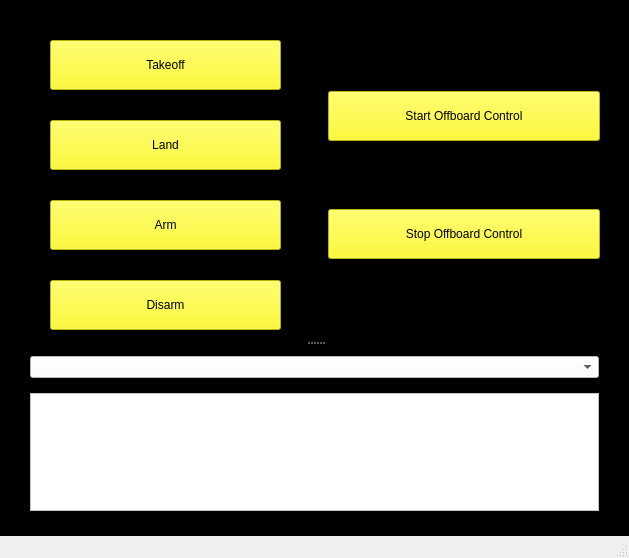
Before: the Qt Designer form mainwindow.ui in sarath-menon/mavsdk_interface, drawn with Qt 5.
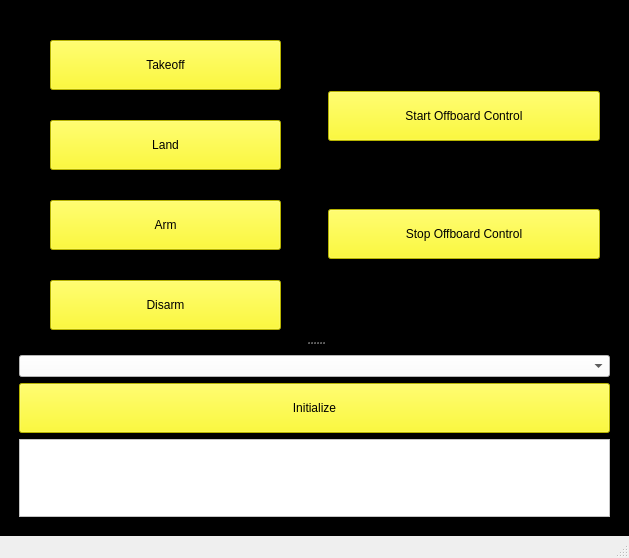
After: the same form once the commit is applied.

Commit message: infitialize works, but nened to fix error handling

What changed in the file:
```diff
--- a/mainwindow.ui
+++ b/mainwindow.ui
@@ -174,7 +174,7 @@
         </item>
        </layout>
       </widget>
-      <widget class="QFrame" name="console_frame">
+      <widget class="QFrame" name="frame">
        <property name="frameShape">
         <enum>QFrame::StyledPanel</enum>
        </property>
@@ -182,21 +182,6 @@
         <enum>QFrame::Raised</enum>
        </property>
        <layout class="QVBoxLayout" name="verticalLayout">
-        <property name="spacing">
-         <number>15</number>
-        </property>
-        <property name="leftMargin">
-         <number>20</number>
-        </property>
-        <property name="topMargin">
-         <number>10</number>
-        </property>
-        <property name="rightMargin">
-         <number>20</number>
-        </property>
-        <property name="bottomMargin">
-         <number>0</number>
-        </property>
         <item>
          <widget class="QComboBox" name="port_selector">
           <property name="styleSheet">
@@ -206,6 +191,23 @@
           </property>
          </widget>
         </item>
+        <item>
+         <widget class="QPushButton" name="initialize_btn">
+          <property name="minimumSize">
+           <size>
+            <width>0</width>
+            <height>50</height>
+           </size>
+          </property>
+          <property name="styleSheet">
+           <string notr="true">background-color: rgb(255, 251, 0);
+color: rgb(0, 0, 0);</string>
+          </property>
+          <property name="text">
+           <string>Initialize</string>
+          </property>
+         </widget>
+        </item>
         <item>
          <widget class="QTextBrowser" name="textBrowser">
           <property name="styleSheet">
@@ -214,16 +216,6 @@
           </property>
          </widget>
         </item>
-        <item>
-         <widget class="Line" name="line">
-          <property name="styleSheet">
-           <string notr="true">color: rgb(0, 249, 0);</string>
-          </property>
-          <property name="orientation">
-           <enum>Qt::Vertical</enum>
-          </property>
-         </widget>
-        </item>
        </layout>
       </widget>
      </widget>
```
The commit also changes 2 other files.
